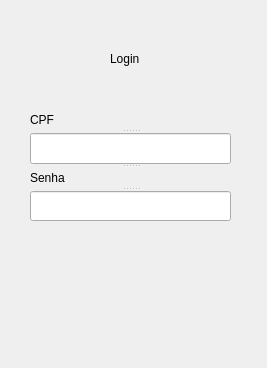
This is forms/login.ui in vieirin/TP1-2019-1 as Qt 5 draws it before an edit. The edited form follows.
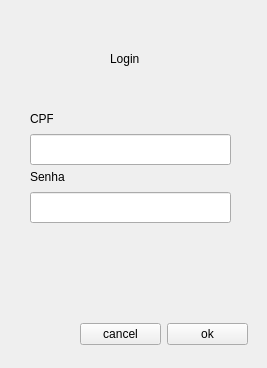
This is the edited form.

```diff
--- a/forms/login.ui
+++ b/forms/login.ui
@@ -26,34 +26,86 @@
     <string>Login</string>
    </property>
   </widget>
-  <widget class="QSplitter" name="splitter">
+  <widget class="QWidget" name="">
+   <property name="geometry">
+    <rect>
+     <x>80</x>
+     <y>320</y>
+     <width>168</width>
+     <height>28</height>
+    </rect>
+   </property>
+   <layout class="QHBoxLayout" name="horizontalLayout">
+    <item>
+     <widget class="QPushButton" name="cancelButton">
+      <property name="text">
+       <string>cancel</string>
+      </property>
+     </widget>
+    </item>
+    <item>
+     <widget class="QPushButton" name="okButton">
+      <property name="text">
+       <string>ok</string>
+      </property>
+     </widget>
+    </item>
+   </layout>
+  </widget>
+  <widget class="QLineEdit" name="cpfField">
+   <property name="geometry">
+    <rect>
+     <x>30</x>
+     <y>134</y>
+     <width>201</width>
+     <height>31</height>
+    </rect>
+   </property>
+   <property name="maxLength">
+    <number>15</number>
+   </property>
+   <property name="clearButtonEnabled">
+    <bool>false</bool>
+   </property>
+  </widget>
+  <widget class="QLineEdit" name="passwdField">
+   <property name="geometry">
+    <rect>
+     <x>30</x>
+     <y>192</y>
+     <width>201</width>
+     <height>31</height>
+    </rect>
+   </property>
+   <property name="echoMode">
+    <enum>QLineEdit::Password</enum>
+   </property>
+  </widget>
+  <widget class="QLabel" name="cpf_label">
    <property name="geometry">
     <rect>
      <x>30</x>
      <y>110</y>
-     <width>201</width>
-     <height>111</height>
+     <width>23</width>
+     <height>18</height>
     </rect>
    </property>
-   <property name="orientation">
-    <enum>Qt::Vertical</enum>
+   <property name="text">
+    <string>CPF</string>
    </property>
-   <widget class="QLabel" name="cpf_label">
-    <property name="text">
-     <string>CPF</string>
-    </property>
-   </widget>
-   <widget class="QLineEdit" name="cpfField"/>
-   <widget class="QLabel" name="passwd_label">
-    <property name="text">
-     <string>Senha</string>
-    </property>
-   </widget>
-   <widget class="QLineEdit" name="passwdField">
-    <property name="echoMode">
-     <enum>QLineEdit::Password</enum>
-    </property>
-   </widget>
+  </widget>
+  <widget class="QLabel" name="passwd_label">
+   <property name="geometry">
+    <rect>
+     <x>30</x>
+     <y>168</y>
+     <width>38</width>
+     <height>18</height>
+    </rect>
+   </property>
+   <property name="text">
+    <string>Senha</string>
+   </property>
   </widget>
  </widget>
  <resources/>
```
